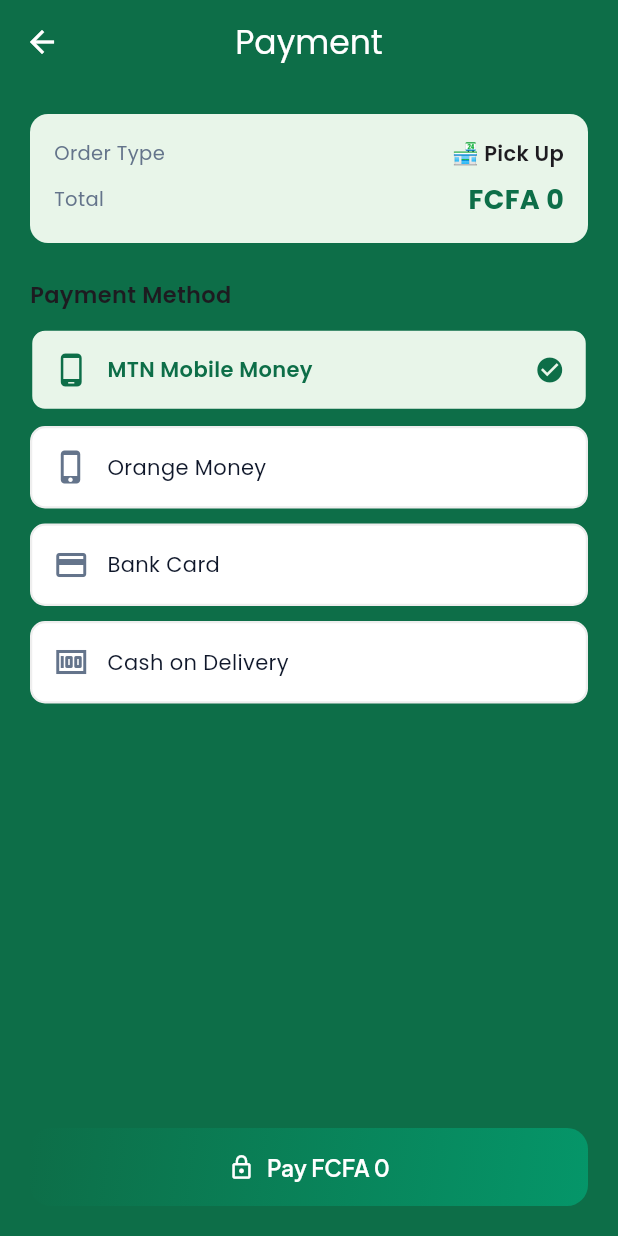
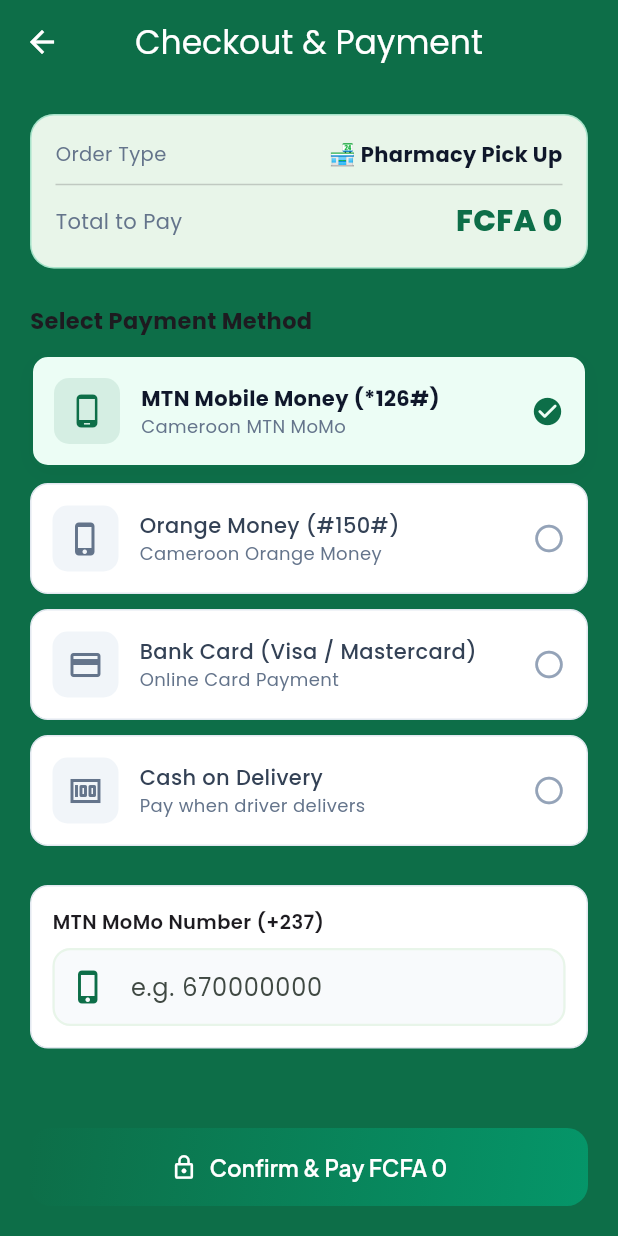
Before and after one commit to TheLone-Walker/pharmalink, a Flutter app: the PaymentScreen screen opened directly with empty values, on a phone screen of 412 x 824 dp. Run offline on Flutter 3.47's test engine with Material 3 defaults, Android fonts, the phone set to English and light mode, and no system bars; our stand-ins replace dio, file_picker, flutter_local_notifications, flutter_secure_storage, google_fonts, google_maps_flutter and 3 more; accounts and stored records are empty.

Commit message:
feat(payments): integrate DigiPay and Mobile Money (MTN/Orange) payment service

```diff
--- a/flutter_app/lib/screens/shared/payment_screen.dart
+++ b/flutter_app/lib/screens/shared/payment_screen.dart
@@ -1,5 +1,7 @@
 import 'package:flutter/material.dart';
 import '../../services/api_service.dart';
+import '../../services/auth_service.dart';
+import 'package:provider/provider.dart';
 import '../../utils/constants.dart';
 import '../../widgets/shared_widgets.dart';
 import '../../widgets/location_autocomplete_field.dart';
@@ -30,24 +32,42 @@
   String _method = 'momo';
   bool _loading = false;
   final _addressCtrl = TextEditingController(text: 'Quartier Bastos, Yaoundé');
+  final _phoneCtrl = TextEditingController();
 
   final _methods = [
-    {'id': 'momo', 'label': 'MTN Mobile Money', 'icon': Icons.phone_android},
-    {'id': 'orange_money', 'label': 'Orange Money', 'icon': Icons.phone_iphone},
-    {'id': 'card', 'label': 'Bank Card', 'icon': Icons.credit_card_outlined},
-    {'id': 'cash', 'label': 'Cash on Delivery', 'icon': Icons.money},
+    {'id': 'momo', 'label': 'MTN Mobile Money (*126#)', 'icon': Icons.phone_android, 'sub': 'Cameroon MTN MoMo'},
+    {'id': 'orange_money', 'label': 'Orange Money (#150#)', 'icon': Icons.phone_iphone, 'sub': 'Cameroon Orange Money'},
+    {'id': 'card', 'label': 'Bank Card (Visa / Mastercard)', 'icon': Icons.credit_card_outlined, 'sub': 'Online Card Payment'},
+    {'id': 'cash', 'label': 'Cash on Delivery', 'icon': Icons.money, 'sub': 'Pay when driver delivers'},
   ];
+
+  @override
+  void initState() {
+    super.initState();
+    final auth = context.read<AuthService>();
+    if (auth.user?['phone'] != null) {
+      _phoneCtrl.text = auth.user!['phone'].toString();
+    }
+  }
 
   @override
   void dispose() {
     _addressCtrl.dispose();
+    _phoneCtrl.dispose();
     super.dispose();
   }
 
   Future<void> _pay() async {
+    if ((_method == 'momo' || _method == 'orange_money') && _phoneCtrl.text.trim().isEmpty) {
+      ScaffoldMessenger.of(context).showSnackBar(
+        const SnackBar(content: Text('Please enter your Mobile Money phone number'), backgroundColor: AppColors.error),
+      );
+      return;
+    }
+
     setState(() => _loading = true);
     try {
-      // Create order first if no orderId
+      // 1. Create order first if no orderId
       String orderId = widget.orderId ?? '';
       if (orderId.isEmpty) {
         final orderRes = await _api.post('/orders', data: {
@@ -59,17 +79,22 @@
         orderId = orderRes.data['data']['id'];
       }
 
-      // Initiate payment
-      await _api.post('/payments/initiate', data: {
+      // 2. Initiate payment with DigiPay / Mobile Money
+      final payRes = await _api.post('/payments/initiate', data: {
         'orderId': orderId,
         'method': _method,
         'amountFcfa': widget.totalFcfa,
+        'phoneNumber': _phoneCtrl.text.trim(),
+        'description': 'PharmaLink Order #$orderId',
       });
 
       if (!mounted) return;
+
+      final successMsg = payRes.data['message'] ?? 'Payment successful!';
       ScaffoldMessenger.of(context).showSnackBar(
-        const SnackBar(content: Text('Payment successful!'), backgroundColor: AppColors.primary),
+        SnackBar(content: Text(successMsg), backgroundColor: AppColors.primary),
       );
+
       Navigator.pushAndRemoveUntil(
         context,
         MaterialPageRoute(builder: (_) => const MyOrdersScreen()),
@@ -77,17 +102,17 @@
       );
     } catch (e) {
       ScaffoldMessenger.of(context).showSnackBar(
-        SnackBar(content: Text('Payment failed. Try again.'), backgroundColor: AppColors.error),
+        const SnackBar(content: Text('Payment failed. Please try again.'), backgroundColor: AppColors.error),
       );
     } finally {
-      setState(() => _loading = false);
+      if (mounted) setState(() => _loading = false);
     }
   }
 
   @override
   Widget build(BuildContext context) {
     return Scaffold(
-      appBar: AppBar(title: const Text('Payment')),
+      appBar: AppBar(title: const Text('Checkout & Payment')),
       body: Column(children: [
         Expanded(
           child: SingleChildScrollView(
@@ -98,68 +123,132 @@
                 padding: const EdgeInsets.all(16),
                 decoration: BoxDecoration(
                   color: AppColors.lightGreen,
-                  borderRadius: BorderRadius.circular(12),
+                  borderRadius: BorderRadius.circular(16),
+                  border: Border.all(color: AppColors.primaryLight.withOpacity(0.3)),
                 ),
                 child: Column(children: [
                   Row(mainAxisAlignment: MainAxisAlignment.spaceBetween, children: [
                     const Text('Order Type', style: TextStyle(color: AppColors.textGrey, fontSize: 13)),
-                    Text(widget.orderType == 'delivery' ? '🚴 Delivery' : '🏪 Pick Up',
-                      style: const TextStyle(fontWeight: FontWeight.w600)),
+                    Text(widget.orderType == 'delivery' ? '🚴 Delivery' : '🏪 Pharmacy Pick Up',
+                      style: const TextStyle(fontWeight: FontWeight.w700, color: AppColors.textDark)),
                   ]),
-                  const SizedBox(height: 8),
+                  const Divider(height: 20),
                   Row(mainAxisAlignment: MainAxisAlignment.spaceBetween, children: [
-                    const Text('Total', style: TextStyle(color: AppColors.textGrey, fontSize: 13)),
+                    const Text('Total to Pay', style: TextStyle(color: AppColors.textGrey, fontSize: 14)),
                     Text('FCFA ${widget.totalFcfa.toStringAsFixed(0)}',
-                      style: const TextStyle(fontWeight: FontWeight.w700, fontSize: 18, color: AppColors.primary)),
+                      style: const TextStyle(fontWeight: FontWeight.w800, fontSize: 20, color: AppColors.primary)),
                   ]),
                 ]),
               ),
+
               if (widget.orderType == 'delivery') ...[
                 const SizedBox(height: 20),
-                const Text('Delivery Dropoff Address', style: TextStyle(fontSize: 15, fontWeight: FontWeight.w600)),
-                const SizedBox(height: 10),
+                const Text('Delivery Dropoff Address', style: TextStyle(fontSize: 15, fontWeight: FontWeight.w700)),
+                const SizedBox(height: 8),
                 LocationAutocompleteField(
                   controller: _addressCtrl,
                   label: 'Delivery Dropoff Address',
                   hint: 'Type quarter or landmark (e.g. Bastos, Warda, Akwa)...',
                 ),
               ],
+
               const SizedBox(height: 24),
-              const Text('Payment Method', style: TextStyle(fontSize: 15, fontWeight: FontWeight.w600)),
+              const Text('Select Payment Method', style: TextStyle(fontSize: 15, fontWeight: FontWeight.w700)),
               const SizedBox(height: 12),
-              ..._methods.map((m) => GestureDetector(
+
+              ..._methods.map((m) {
+                final isSelected = _method == m['id'];
+                return GestureDetector(
                   onTap: () => setState(() => _method = m['id'] as String),
                   child: Container(
                     margin: const EdgeInsets.only(bottom: 10),
                     padding: const EdgeInsets.all(14),
                     decoration: BoxDecoration(
-                    color: _method == m['id'] ? AppColors.lightGreen : Colors.white,
+                      color: isSelected ? AppColors.lightMint : Colors.white,
+                      borderRadius: BorderRadius.circular(12),
+                      border: Border.all(
+                        color: isSelected ? AppColors.primary : const Color(0xFFE2E8F0),
+                        width: isSelected ? 2 : 1,
+                      ),
+                      boxShadow: isSelected ? AppColors.subtleShadow : [],
+                    ),
+                    child: Row(children: [
+                      Container(
+                        padding: const EdgeInsets.all(10),
+                        decoration: BoxDecoration(
+                          color: isSelected ? AppColors.primary.withOpacity(0.1) : const Color(0xFFF1F5F9),
                           borderRadius: BorderRadius.circular(10),
-                    border: Border.all(
-                      color: _method == m['id'] ? AppColors.primary : const Color(0xFFEEEEEE),
-                      width: 1.5,
+                        ),
+                        child: Icon(m['icon'] as IconData, color: isSelected ? AppColors.primary : AppColors.textGrey),
+                      ),
+                      const SizedBox(width: 14),
+                      Expanded(
+                        child: Column(
+                          crossAxisAlignment: CrossAxisAlignment.start,
+                          children: [
+                            Text(
+                              m['label'] as String,
+                              style: TextStyle(
+                                fontWeight: isSelected ? FontWeight.w700 : FontWeight.w500,
+                                color: isSelected ? AppColors.textDark : AppColors.textSubtle,
+                                fontSize: 14,
                               ),
                             ),
-                  child: Row(children: [
-                    Icon(m['icon'] as IconData, color: _method == m['id'] ? AppColors.primary : AppColors.textGrey),
-                    const SizedBox(width: 12),
-                    Text(m['label'] as String, style: TextStyle(
-                      fontWeight: _method == m['id'] ? FontWeight.w600 : FontWeight.normal,
-                      color: _method == m['id'] ? AppColors.primary : AppColors.textDark,
-                    )),
-                    const Spacer(),
-                    if (_method == m['id'])
-                      const Icon(Icons.check_circle, color: AppColors.primary, size: 20),
+                            Text(
+                              m['sub'] as String,
+                              style: const TextStyle(color: AppColors.textGrey, fontSize: 12),
+                            ),
+                          ],
+                        ),
+                      ),
+                      if (isSelected)
+                        const Icon(Icons.check_circle_rounded, color: AppColors.primary, size: 22)
+                      else
+                        const Icon(Icons.radio_button_unchecked, color: AppColors.textMuted, size: 22),
                     ]),
                   ),
-              )),
+                );
+              }),
+
+              if (_method == 'momo' || _method == 'orange_money') ...[
+                const SizedBox(height: 16),
+                Container(
+                  padding: const EdgeInsets.all(14),
+                  decoration: BoxDecoration(
+                    color: Colors.white,
+                    borderRadius: BorderRadius.circular(12),
+                    border: Border.all(color: const Color(0xFFE2E8F0)),
+                  ),
+                  child: Column(
+                    crossAxisAlignment: CrossAxisAlignment.start,
+                    children: [
+                      Text(
+                        _method == 'momo' ? 'MTN MoMo Number (+237)' : 'Orange Money Number (+237)',
+                        style: const TextStyle(fontWeight: FontWeight.w600, fontSize: 13),
+                      ),
+                      const SizedBox(height: 8),
+                      TextFormField(
+                        controller: _phoneCtrl,
+                        keyboardType: TextInputType.phone,
+                        decoration: InputDecoration(
+                          hintText: 'e.g. 670000000',
+                          prefixIcon: const Icon(Icons.phone_iphone_rounded, color: AppColors.primary),
+                          filled: true,
+                          fillColor: AppColors.fieldBg,
+                          border: OutlineInputBorder(borderRadius: BorderRadius.circular(10), borderSide: BorderSide.none),
+                        ),
+                      ),
+                    ],
+                  ),
+                ),
+              ],
             ]),
           ),
         ),
         Padding(
           padding: const EdgeInsets.all(20),
           child: PharmaButton(
-            label: 'Pay FCFA ${widget.totalFcfa.toStringAsFixed(0)}',
+            label: 'Confirm & Pay FCFA ${widget.totalFcfa.toStringAsFixed(0)}',
             onPressed: _pay,
             isLoading: _loading,
             icon: Icons.lock_outline,
```
Also changed, not shown: 2 other files. Lines whose indentation alone changed are shown as unchanged.
